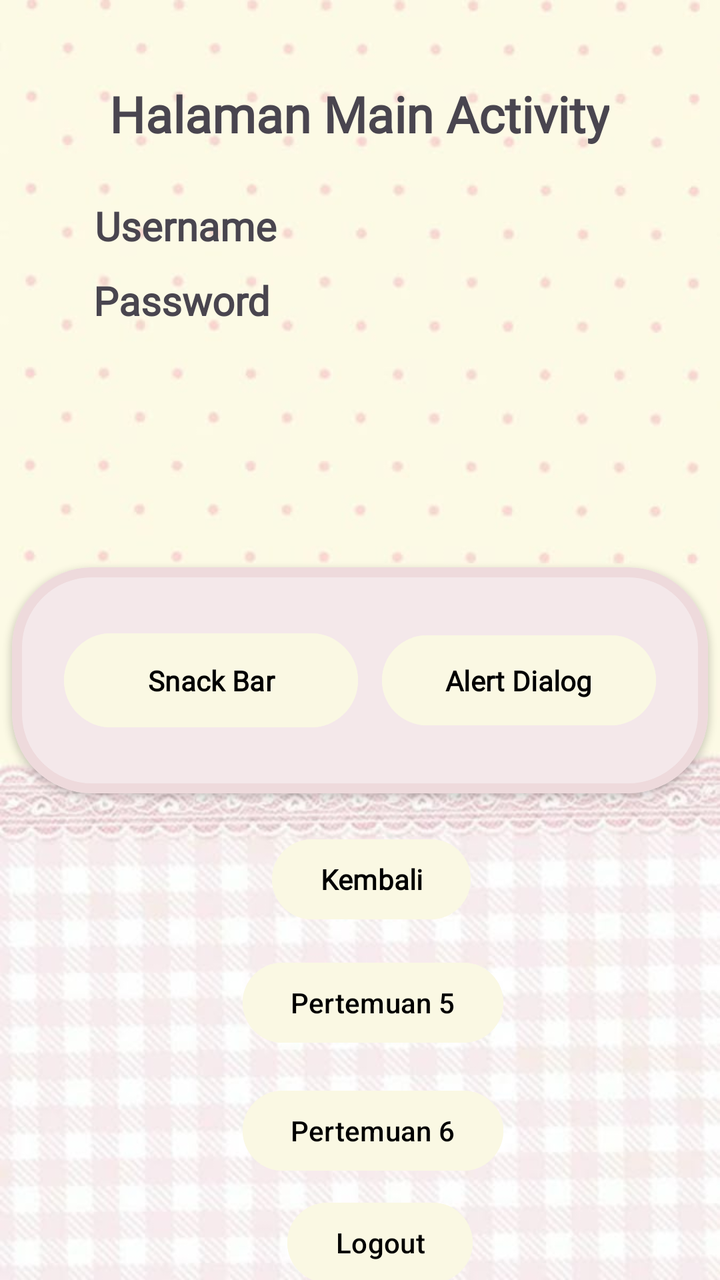
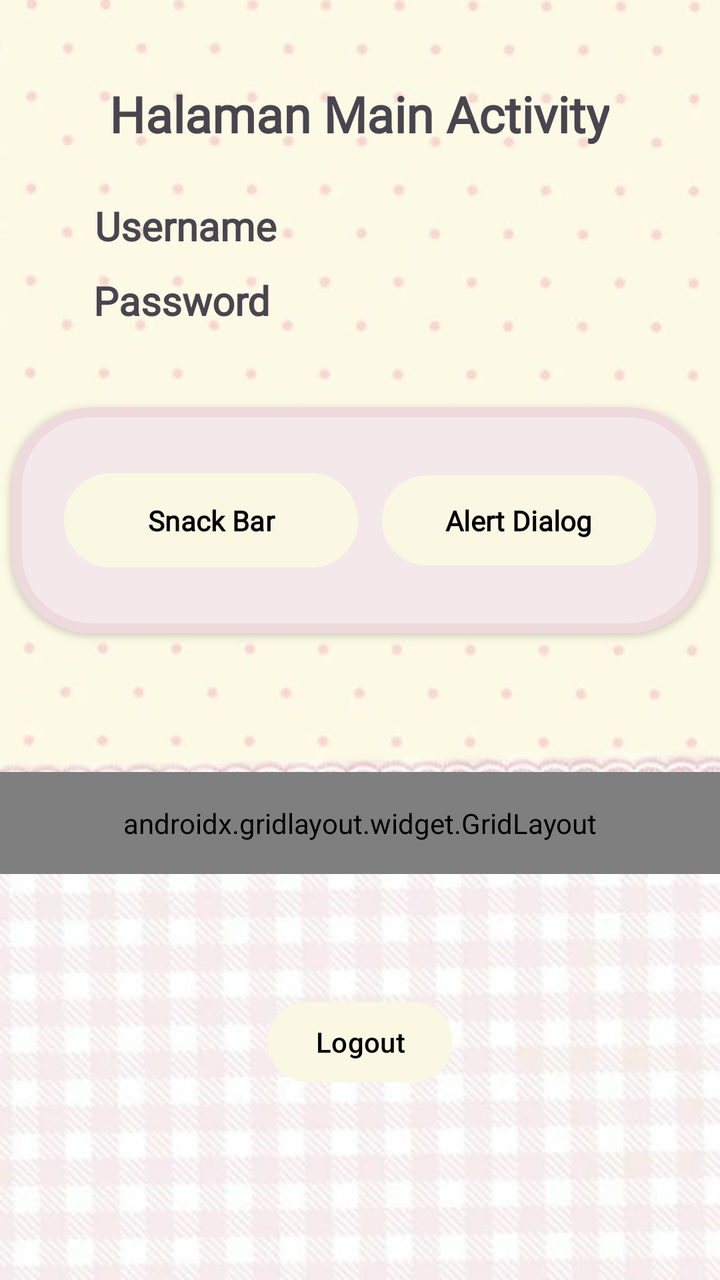

Compare the two renders of this Android layout. The source of the first and the diff that turns it into the second are given below.
<!-- AndroidManifest.xml: application theme Theme.Nadini_3TIB -->
<!-- res/layout/fragment_home.xml -->
<?xml version="1.0" encoding="utf-8"?>
<androidx.constraintlayout.widget.ConstraintLayout xmlns:android="http://schemas.android.com/apk/res/android"
    xmlns:tools="http://schemas.android.com/tools"
    android:layout_width="match_parent"
    android:layout_height="match_parent"
    android:background="@drawable/background"
    xmlns:app="http://schemas.android.com/apk/res-auto"
    tools:context=".Home.HomeFragment">

    <TextView
        android:id="@+id/txtUsername"
        android:layout_width="wrap_content"
        android:layout_height="wrap_content"
        android:fontFamily="@font/font1"
        android:text="Username"
        android:textSize="20dp"
        android:textStyle="bold"
        app:layout_constraintBottom_toBottomOf="parent"
        app:layout_constraintEnd_toEndOf="parent"
        app:layout_constraintHorizontal_bias="0.176"
        app:layout_constraintStart_toStartOf="parent"
        app:layout_constraintTop_toTopOf="parent"
        app:layout_constraintVertical_bias="0.162" />

    <TextView
        android:id="@+id/txtPassword"
        android:layout_width="wrap_content"
        android:layout_height="wrap_content"
        android:fontFamily="@font/font1"
        android:text="Password"
        android:textSize="20dp"
        android:textStyle="bold"
        app:layout_constraintBottom_toBottomOf="parent"
        app:layout_constraintEnd_toEndOf="parent"
        app:layout_constraintHorizontal_bias="0.172"
        app:layout_constraintStart_toStartOf="parent"
        app:layout_constraintTop_toTopOf="parent"
        app:layout_constraintVertical_bias="0.223" />

    <TextView
        android:id="@+id/textView4"
        android:layout_width="wrap_content"
        android:layout_height="wrap_content"
        android:text="Halaman Main Activity"
        android:textSize="25dp"
        android:fontFamily="@font/font1"
        android:textStyle="bold"
        app:layout_constraintBottom_toBottomOf="parent"
        app:layout_constraintEnd_toEndOf="parent"
        app:layout_constraintHorizontal_bias="0.498"
        app:layout_constraintStart_toStartOf="parent"
        app:layout_constraintTop_toTopOf="parent"
        app:layout_constraintVertical_bias="0.066" />

    <com.google.android.material.card.MaterialCardView
        android:id="@+id/materialCardView"
        android:layout_width="348dp"
        android:layout_height="113dp"
        android:layout_marginTop="120dp"
        app:cardBackgroundColor="@color/pink"
        app:cardElevation="2dp"
        app:strokeColor="#EEDADC"
        app:strokeWidth="5dp"
        app:cardCornerRadius="40dp"
        app:layout_constraintEnd_toEndOf="parent"
        app:layout_constraintHorizontal_bias="0.492"
        app:layout_constraintStart_toStartOf="parent"
        app:layout_constraintTop_toBottomOf="@+id/txtPassword">

        <androidx.constraintlayout.widget.ConstraintLayout
            android:layout_width="match_parent"
            android:layout_height="match_parent"
            android:layout_margin="10dp">

            <Button
                android:id="@+id/btnSnackBar"
                android:layout_width="147dp"
                android:layout_height="55dp"
                android:backgroundTint="#FAF8E3"
                android:fontFamily="@font/font1"
                android:text="Snack Bar"
                android:textColor="@color/black"
                android:textStyle="bold"
                app:layout_constraintBottom_toBottomOf="parent"
                app:layout_constraintEnd_toEndOf="parent"
                app:layout_constraintHorizontal_bias="0.088"
                app:layout_constraintStart_toStartOf="parent"
                app:layout_constraintTop_toTopOf="parent" />

            <Button
                android:id="@+id/btnAlertDialog"
                android:layout_width="137dp"
                android:layout_height="53dp"
                android:backgroundTint="#FAF8E3"
                android:fontFamily="@font/font1"
                android:text="Alert Dialog"
                android:textColor="@color/black"
                android:textStyle="bold"
                app:layout_constraintBottom_toBottomOf="parent"
                app:layout_constraintEnd_toEndOf="parent"
                app:layout_constraintHorizontal_bias="0.916"
                app:layout_constraintStart_toStartOf="parent"
                app:layout_constraintTop_toTopOf="parent" />

        </androidx.constraintlayout.widget.ConstraintLayout>
    </com.google.android.material.card.MaterialCardView>

    <Button
        android:id="@+id/btnToLima"
        android:layout_width="wrap_content"
        android:layout_height="wrap_content"
        android:layout_marginTop="12dp"
        android:backgroundTint="#FAF8E3"
        android:text="Pertemuan 5"
        android:textColor="@color/black"
        app:layout_constraintBottom_toBottomOf="parent"
        app:layout_constraintEnd_toEndOf="parent"
        app:layout_constraintHorizontal_bias="0.528"
        app:layout_constraintStart_toStartOf="parent"
        app:layout_constraintTop_toBottomOf="@+id/btnKembali"
        app:layout_constraintVertical_bias="0.014" />

    <Button
        android:id="@+id/btnKembali"
        android:layout_width="wrap_content"
        android:layout_height="wrap_content"
        android:backgroundTint="#FAF8E3"
        android:fontFamily="@font/font1"
        android:text="Kembali"
        android:textColor="@color/black"
        android:textStyle="bold"
        app:layout_constraintBottom_toBottomOf="parent"
        app:layout_constraintEnd_toEndOf="parent"
        app:layout_constraintHorizontal_bias="0.522"
        app:layout_constraintStart_toStartOf="parent"
        app:layout_constraintTop_toTopOf="parent"
        app:layout_constraintVertical_bias="0.702" />

    <Button
        android:id="@+id/btnToSixth"
        android:layout_width="wrap_content"
        android:layout_height="wrap_content"
        android:layout_marginTop="16dp"
        android:backgroundTint="#FAF8E3"
        android:textColor="@color/black"
        android:text="Pertemuan 6"
        app:layout_constraintEnd_toEndOf="parent"
        app:layout_constraintHorizontal_bias="0.528"
        app:layout_constraintStart_toStartOf="parent"
        app:layout_constraintTop_toBottomOf="@+id/btnToLima" />

    <Button
        android:id="@+id/btnLogout"
        android:layout_width="wrap_content"
        android:layout_height="wrap_content"
        android:layout_marginTop="8dp"
        android:backgroundTint="#FAF8E3"
        android:textColor="@color/black"
        android:text="Logout"
        app:layout_constraintEnd_toEndOf="parent"
        app:layout_constraintHorizontal_bias="0.537"
        app:layout_constraintStart_toStartOf="parent"
        app:layout_constraintTop_toBottomOf="@+id/btnToSixth" />

</androidx.constraintlayout.widget.ConstraintLayout>
<!-- resources referenced by this layout -->
<resources>
  <color name="black">#FF000000</color>
  <color name="pink">#F4E8EA</color>
  <!-- drawable background: jpg bitmap (drawable, 39170 bytes) -->
  <style name="Theme.Nadini_3TIB" parent="Base.Theme.Nadini_3TIB" />
  <style name="Base.Theme.Nadini_3TIB" parent="Theme.Material3.DayNight.NoActionBar">
          
          
      </style>
</resources>

<!-- the commit's change to res/layout/fragment_home.xml (unified diff, before → after) -->
@@ -56,16 +56,16 @@
         android:id="@+id/materialCardView"
         android:layout_width="348dp"
         android:layout_height="113dp"
-        android:layout_marginTop="120dp"
+        android:layout_marginTop="40dp"
         app:cardBackgroundColor="@color/pink"
+        app:cardCornerRadius="40dp"
         app:cardElevation="2dp"
+        app:layout_constraintEnd_toEndOf="parent"
+        app:layout_constraintHorizontal_bias="0.492"
+        app:layout_constraintStart_toStartOf="parent"
+        app:layout_constraintTop_toBottomOf="@+id/txtPassword"
         app:strokeColor="#EEDADC"
-        app:strokeWidth="5dp"
-        app:cardCornerRadius="40dp"
-        app:layout_constraintEnd_toEndOf="parent"
-        app:layout_constraintHorizontal_bias="0.492"
-        app:layout_constraintStart_toStartOf="parent"
-        app:layout_constraintTop_toBottomOf="@+id/txtPassword">
+        app:strokeWidth="5dp">
 
         <androidx.constraintlayout.widget.ConstraintLayout
             android:layout_width="match_parent"
@@ -106,60 +106,99 @@
     </com.google.android.material.card.MaterialCardView>
 
     <Button
-        android:id="@+id/btnToLima"
-        android:layout_width="wrap_content"
-        android:layout_height="wrap_content"
-        android:layout_marginTop="12dp"
+        android:id="@+id/btnLogout"
+        android:layout_width="wrap_content"
+        android:layout_height="wrap_content"
+        android:layout_marginTop="60dp"
         android:backgroundTint="#FAF8E3"
-        android:text="Pertemuan 5"
+        android:text="Logout"
         android:textColor="@color/black"
         app:layout_constraintBottom_toBottomOf="parent"
         app:layout_constraintEnd_toEndOf="parent"
-        app:layout_constraintHorizontal_bias="0.528"
-        app:layout_constraintStart_toStartOf="parent"
-        app:layout_constraintTop_toBottomOf="@+id/btnKembali"
-        app:layout_constraintVertical_bias="0.014" />
-
-    <Button
-        android:id="@+id/btnKembali"
-        android:layout_width="wrap_content"
-        android:layout_height="wrap_content"
-        android:backgroundTint="#FAF8E3"
-        android:fontFamily="@font/font1"
-        android:text="Kembali"
-        android:textColor="@color/black"
-        android:textStyle="bold"
-        app:layout_constraintBottom_toBottomOf="parent"
-        app:layout_constraintEnd_toEndOf="parent"
-        app:layout_constraintHorizontal_bias="0.522"
-        app:layout_constraintStart_toStartOf="parent"
-        app:layout_constraintTop_toTopOf="parent"
-        app:layout_constraintVertical_bias="0.702" />
-
-    <Button
-        android:id="@+id/btnToSixth"
-        android:layout_width="wrap_content"
-        android:layout_height="wrap_content"
-        android:layout_marginTop="16dp"
-        android:backgroundTint="#FAF8E3"
-        android:textColor="@color/black"
-        android:text="Pertemuan 6"
-        app:layout_constraintEnd_toEndOf="parent"
-        app:layout_constraintHorizontal_bias="0.528"
-        app:layout_constraintStart_toStartOf="parent"
-        app:layout_constraintTop_toBottomOf="@+id/btnToLima" />
-
-    <Button
-        android:id="@+id/btnLogout"
-        android:layout_width="wrap_content"
-        android:layout_height="wrap_content"
-        android:layout_marginTop="8dp"
-        android:backgroundTint="#FAF8E3"
-        android:textColor="@color/black"
-        android:text="Logout"
-        app:layout_constraintEnd_toEndOf="parent"
-        app:layout_constraintHorizontal_bias="0.537"
-        app:layout_constraintStart_toStartOf="parent"
-        app:layout_constraintTop_toBottomOf="@+id/btnToSixth" />
+        app:layout_constraintStart_toStartOf="parent"
+        app:layout_constraintTop_toBottomOf="@+id/gridMenu"
+        app:layout_constraintVertical_bias="0.0" />
+
+    <androidx.gridlayout.widget.GridLayout
+        android:id="@+id/gridMenu"
+        android:layout_width="0dp"
+        android:layout_height="wrap_content"
+        android:padding="16dp"
+        app:columnCount="2"
+        app:layout_constraintBottom_toBottomOf="parent"
+        app:layout_constraintEnd_toEndOf="parent"
+        app:layout_constraintHorizontal_bias="1.0"
+        app:layout_constraintStart_toStartOf="parent"
+        app:layout_constraintTop_toBottomOf="@+id/materialCardView"
+        app:layout_constraintVertical_bias="0.254"
+        app:useDefaultMargins="true">
+
+        <com.google.android.material.button.MaterialButton
+            android:id="@+id/btnToLima"
+            android:layout_width="wrap_content"
+            android:layout_height="wrap_content"
+            android:layout_marginTop="12dp"
+            android:backgroundTint="#FAF8E3"
+            android:text="Pertemuan 5"
+            android:textColor="@color/black"
+            app:layout_columnWeight="1"
+            app:layout_gravity="fill_horizontal"
+            app:layout_constraintBottom_toBottomOf="parent"
+            app:layout_constraintEnd_toEndOf="parent"
+            app:layout_constraintHorizontal_bias="0.528"
+            app:layout_constraintStart_toStartOf="parent"
+            app:layout_constraintTop_toBottomOf="@+id/btnKembali"
+            app:layout_constraintVertical_bias="0.014" />
+
+        <com.google.android.material.button.MaterialButton
+            android:id="@+id/btnKembali"
+            android:layout_width="wrap_content"
+            android:layout_height="wrap_content"
+            android:backgroundTint="#FAF8E3"
+            android:fontFamily="@font/font1"
+            android:text="Kembali"
+            android:textColor="@color/black"
+            android:textStyle="bold"
+            app:layout_columnWeight="1"
+            app:layout_gravity="fill_horizontal"
+            app:layout_constraintBottom_toBottomOf="parent"
+            app:layout_constraintEnd_toEndOf="parent"
+            app:layout_constraintHorizontal_bias="0.522"
+            app:layout_constraintStart_toStartOf="parent"
+            app:layout_constraintTop_toTopOf="parent"
+            app:layout_constraintVertical_bias="0.519" />
+
+        <com.google.android.material.button.MaterialButton
+            android:id="@+id/btnToSixth"
+            android:layout_width="wrap_content"
+            android:layout_height="wrap_content"
+            android:layout_marginTop="16dp"
+            android:backgroundTint="#FAF8E3"
+            android:text="Pertemuan 6"
+            android:textColor="@color/black"
+            app:layout_columnWeight="1"
+            app:layout_gravity="fill_horizontal"
+            app:layout_constraintEnd_toEndOf="parent"
+            app:layout_constraintHorizontal_bias="0.528"
+            app:layout_constraintStart_toStartOf="parent"
+            app:layout_constraintTop_toBottomOf="@+id/btnToLima" />
+
+
+        <com.google.android.material.button.MaterialButton
+            android:id="@+id/btnToSembilan"
+            android:layout_width="wrap_content"
+            android:layout_height="wrap_content"
+            android:layout_marginTop="20dp"
+            android:backgroundTint="#FAF8E3"
+            android:textColor="@color/black"
+            android:text="Pertemuan 9"
+            app:layout_columnWeight="1"
+            app:layout_gravity="fill_horizontal"
+            app:layout_constraintEnd_toEndOf="parent"
+            app:layout_constraintHorizontal_bias="0.542"
+            app:layout_constraintStart_toStartOf="parent"
+            app:layout_constraintTop_toBottomOf="@+id/btnLogout" />
+
+    </androidx.gridlayout.widget.GridLayout>
 
 </androidx.constraintlayout.widget.ConstraintLayout>
